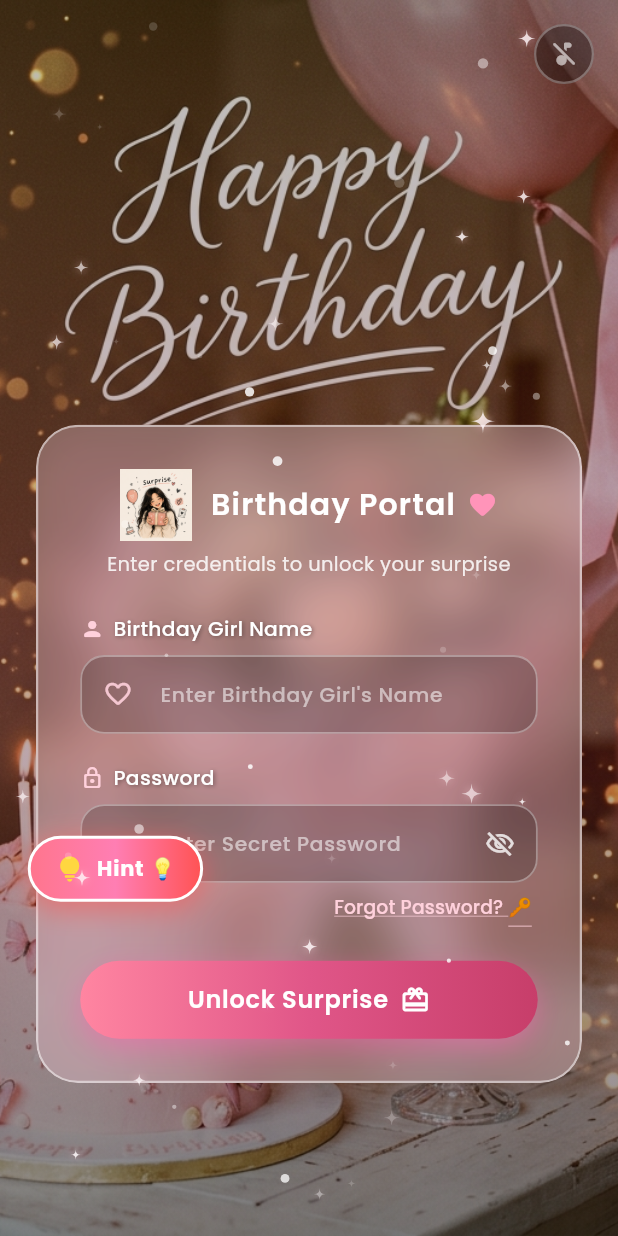
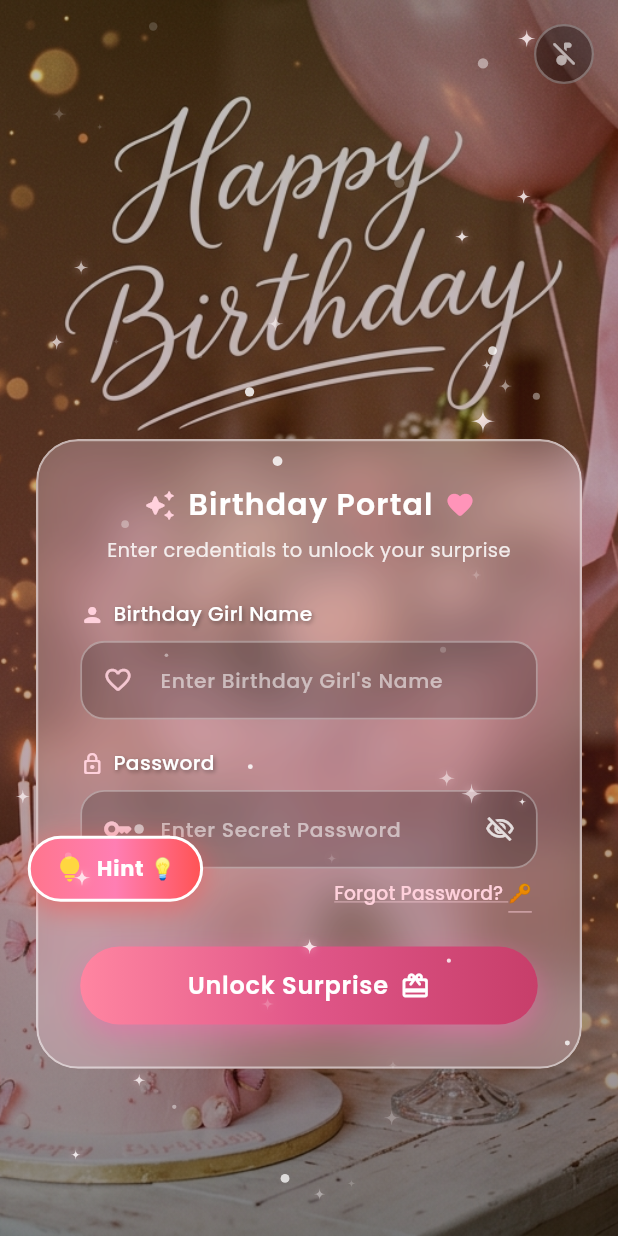
Before and after one commit to shagaharrshaadvaiita22-design/Birthday-surprise, a Flutter app: the screen it shows after launch, on a phone screen of 412 x 824 dp. Run offline on Flutter 3.47's test engine with Material 3 defaults, Android fonts, the phone set to English and light mode, and no system bars; drawn by our look-alikes of flutter_animate; our stand-ins replace audioplayers, confetti, google_fonts, shared_preferences, video_player.

Commit message:
Remove icon from login screen and set app icon for Android/iOS

```diff
--- a/lib/screens/login_screen.dart
+++ b/lib/screens/login_screen.dart
@@ -427,23 +427,12 @@ class _LoginScreenState extends State<LoginScreen> with SingleTickerProviderStat
                                   child: Row(
                                     mainAxisAlignment: MainAxisAlignment.center,
                                     children: [
-                                      // Icon Image
-                                      SizedBox(
-                                        width: 48,
-                                        height: 48,
-                                        child: Image.asset(
-                                          'assets/images/icon.png',
-                                          fit: BoxFit.contain,
-                                          errorBuilder: (context, error, stackTrace) {
-                                            return const Icon(
-                                              Icons.auto_awesome_rounded,
-                                              color: Color(0xFFFFD1DC),
-                                              size: 32,
-                                            );
-                                          },
-                                        ),
+                                      const Icon(
+                                        Icons.auto_awesome_rounded,
+                                        color: Color(0xFFFFD1DC),
+                                        size: 22,
                                       ),
-                                      const SizedBox(width: 12),
+                                      const SizedBox(width: 8),
                                       Text(
                                         'Birthday Portal',
                                         style: GoogleFonts.poppins(
```
